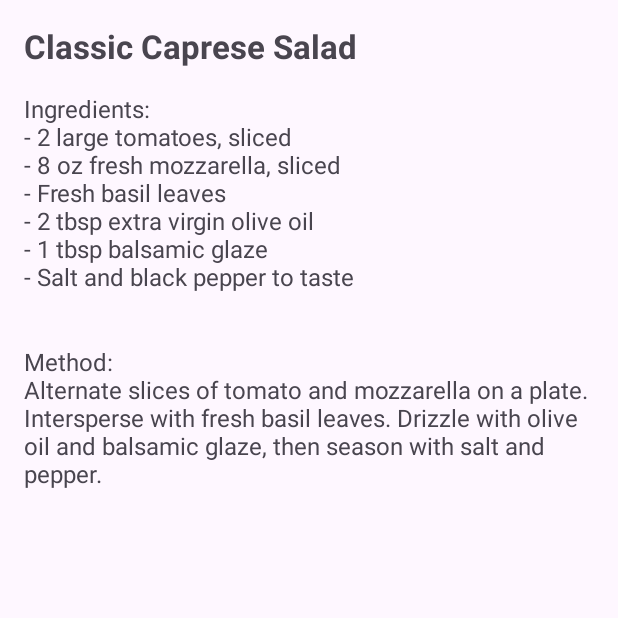
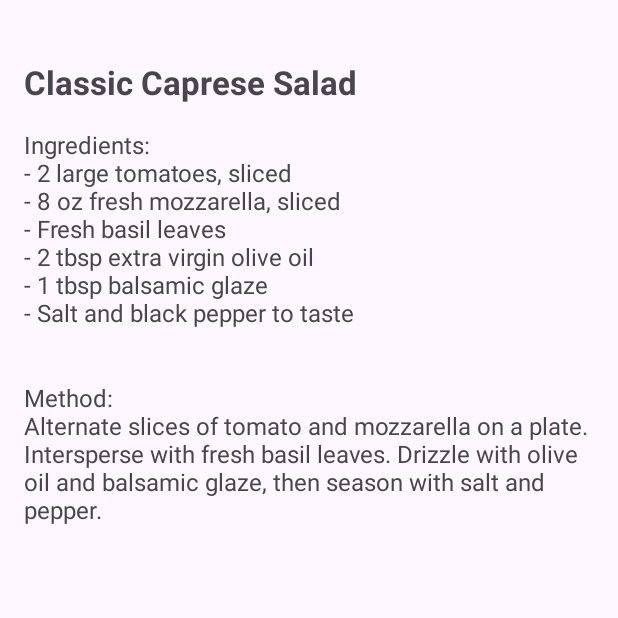
Before and after one commit to AqulineBenny/UbiquitousComputing_Lab4, an Android app: the RecipeDetailFragment screen opened directly, with no data from a screen before it, on a phone screen of 412 x 824 dp, the top half of it. Run offline under Robolectric (Android 15) with nearby library versions, the phone set to English and light mode, and no system bars.

Commit message:
Add top padding to ScrollView in fragment_recipe_detail
Added padding to the top of the ScrollView.

```diff
--- a/app/src/main/res/layout/fragment_recipe_detail.xml
+++ b/app/src/main/res/layout/fragment_recipe_detail.xml
@@ -1,7 +1,8 @@
 <?xml version="1.0" encoding="utf-8"?>
 <ScrollView xmlns:android="http://schemas.android.com/apk/res/android"
     android:layout_width="match_parent"
-    android:layout_height="match_parent">
+    android:layout_height="match_parent"
+    android:paddingTop="24dp">
 
     <LinearLayout
         android:layout_width="match_parent"
```
